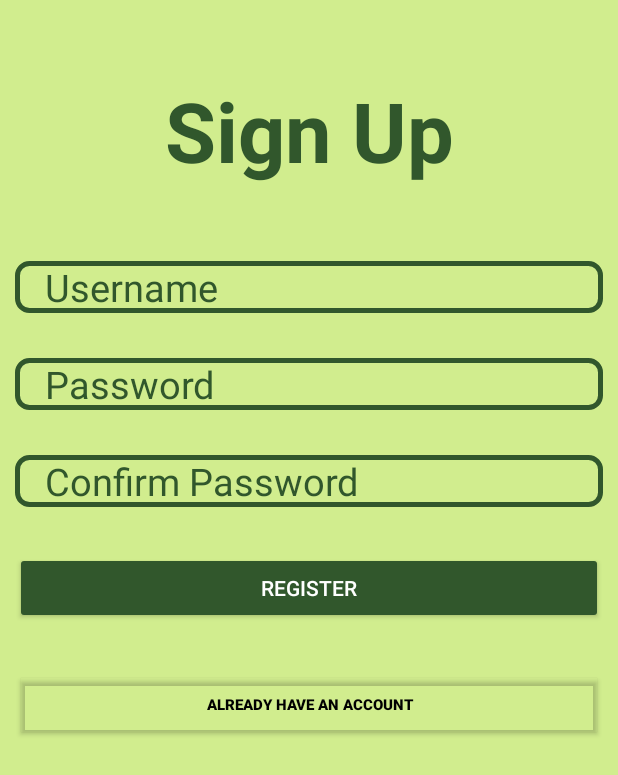
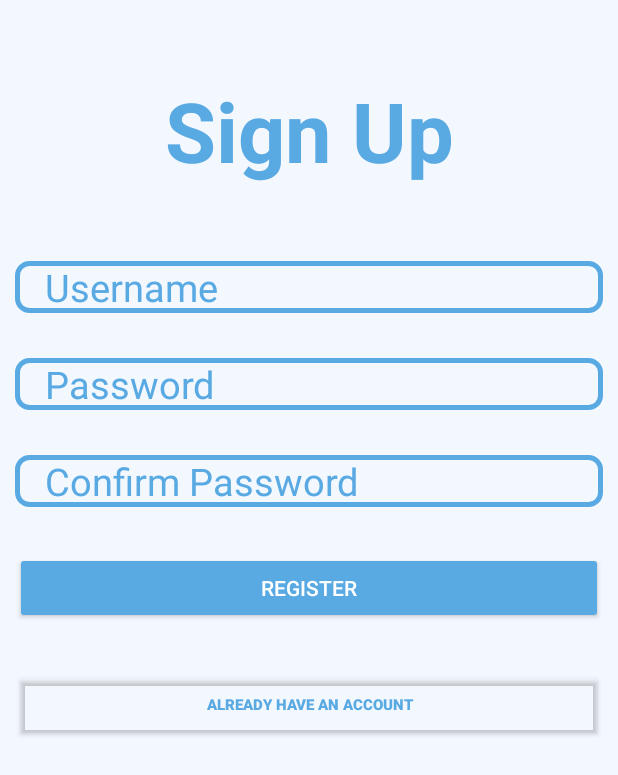
Before and after one commit to Anupama1912/CS2340-gameSuite, an Android app: the signupActivity screen opened directly, with no data from a screen before it, on a phone screen of 412 x 824 dp. Shown: the top 775 px of the screen. Run offline under Robolectric (Android 15) with nearby library versions, the phone set to English and light mode, and no system bars; Roboto replaces fonts that are not available here.

Commit message:
color change for signup

```diff
--- a/GameSuite2/app/src/main/res/drawable/txtbg.xml
+++ b/GameSuite2/app/src/main/res/drawable/txtbg.xml
@@ -1,5 +1,5 @@
 <?xml version="1.0" encoding="utf-8"?>
 <shape xmlns:android="http://schemas.android.com/apk/res/android">
-    <stroke android:color="#31572C" android:width="3dp"></stroke>
+    <stroke android:color="#59A9E3" android:width="3dp"></stroke>
     <corners android:radius="8dp"></corners>
 </shape>
--- a/GameSuite2/app/src/main/res/layout/activity_signup.xml
+++ b/GameSuite2/app/src/main/res/layout/activity_signup.xml
@@ -5,7 +5,7 @@
     android:layout_width="match_parent"
     android:layout_height="match_parent"
     android:padding="10dp"
-    android:background="#D1ED8E"
+    android:background="#F3F8FF"
     android:orientation="vertical"
     tools:context=".signupActivity">
 
@@ -13,7 +13,7 @@
         android:layout_width="match_parent"
         android:layout_height="wrap_content"
         android:text="Sign Up"
-        android:textColor="#31572C"
+        android:textColor="#59A9E3"
         android:textSize="55dp"
         android:textStyle="bold"
         android:gravity="center_horizontal"
@@ -25,7 +25,7 @@
         android:id="@+id/username"
         android:hint="Username"
         android:textSize="25dp"
-        android:textColorHint="#31572C"
+        android:textColorHint="#59A9E3"
         android:background="@drawable/txtbg"
         android:layout_marginBottom="30dp"
         android:paddingLeft="20dp"/>
@@ -36,7 +36,7 @@
         android:id="@+id/password"
         android:hint="Password"
         android:textSize="25dp"
-        android:textColorHint="#31572C"
+        android:textColorHint="#59A9E3"
         android:background="@drawable/txtbg"
         android:layout_marginBottom="30dp"
         android:paddingLeft="20dp"/>
@@ -46,7 +46,7 @@
         android:id="@+id/repassword"
         android:hint="Confirm Password"
         android:textSize="25dp"
-        android:textColorHint="#31572C"
+        android:textColorHint="#59A9E3"
         android:background="@drawable/txtbg"
         android:layout_marginBottom="30dp"
         android:paddingLeft="20dp"/>
@@ -55,7 +55,7 @@
         android:layout_height="wrap_content"
         android:id="@+id/signup"
         android:text="Register"
-        android:backgroundTint="#31572C"
+        android:backgroundTint="#59A9E3"
         android:layout_marginBottom="30dp"
         />
     <Button
@@ -63,7 +63,7 @@
         android:layout_height="wrap_content"
         android:id="@+id/login"
         android:text="already have an account"
-        android:textColor="@color/black"
+        android:textColor="#59A9E3"
         android:textStyle="bold"
         android:textSize="10dp"
         android:backgroundTint="#0031572C"
```
